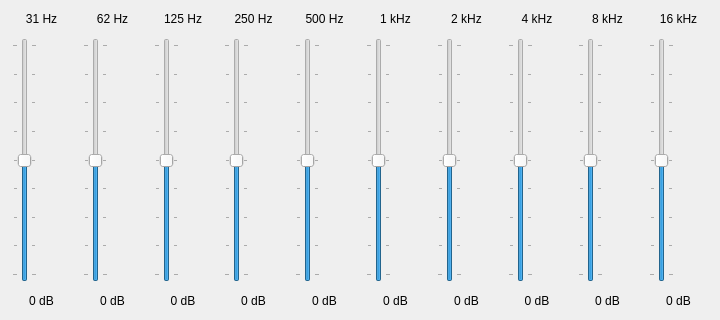
Before: the Qt Designer form qt_equalizer_ui/ui/EqualizerWidget.ui in mailtoxiong/PcmToWav, drawn with Qt 5.
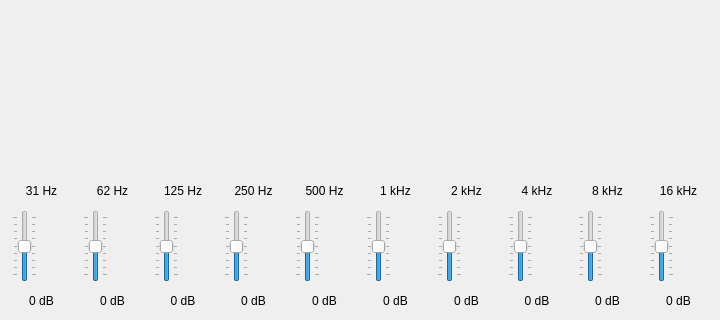
After: the same form once the commit is applied. Custom widgets are drawn as their Qt base class.

Commit message: feat(EqualizerWidget): add draggable curve display for 10-band equalizer

The edit to the form file:
```diff
--- a/qt_equalizer_ui/ui/EqualizerWidget.ui
+++ b/qt_equalizer_ui/ui/EqualizerWidget.ui
@@ -10,12 +10,36 @@
     <height>320</height>
    </rect>
   </property>
+  <layout class="QVBoxLayout" name="verticalLayout">
+   <property name="spacing">
+    <number>12</number>
+   </property>
+   <property name="margin">
+    <number>12</number>
+   </property>
+   <item>
+    <widget class="EqualizerCurveWidget" name="curveWidget">
+     <property name="sizePolicy">
+      <sizepolicy hsizetype="Expanding" vsizetype="Expanding">
+       <horstretch>0</horstretch>
+       <verstretch>0</verstretch>
+      </sizepolicy>
+     </property>
+     <property name="minimumSize">
+      <size>
+       <width>0</width>
+       <height>160</height>
+      </size>
+     </property>
+    </widget>
+   </item>
+   <item>
   <layout class="QHBoxLayout" name="horizontalLayout">
    <property name="spacing">
     <number>12</number>
    </property>
    <property name="margin">
-    <number>12</number>
+      <number>0</number>
    </property>
    <item>
     <layout class="QVBoxLayout" name="bandLayout0">
@@ -538,7 +562,16 @@
     </layout>
    </item>
   </layout>
+   </item>
+  </layout>
  </widget>
+ <customwidgets>
+  <customwidget>
+   <class>EqualizerCurveWidget</class>
+   <extends>QWidget</extends>
+   <header>EqualizerCurveWidget.h</header>
+  </customwidget>
+ </customwidgets>
  <resources/>
  <connections/>
 </ui>
```
Lines whose indentation alone changed are shown as unchanged. The commit also changes 5 other files.
